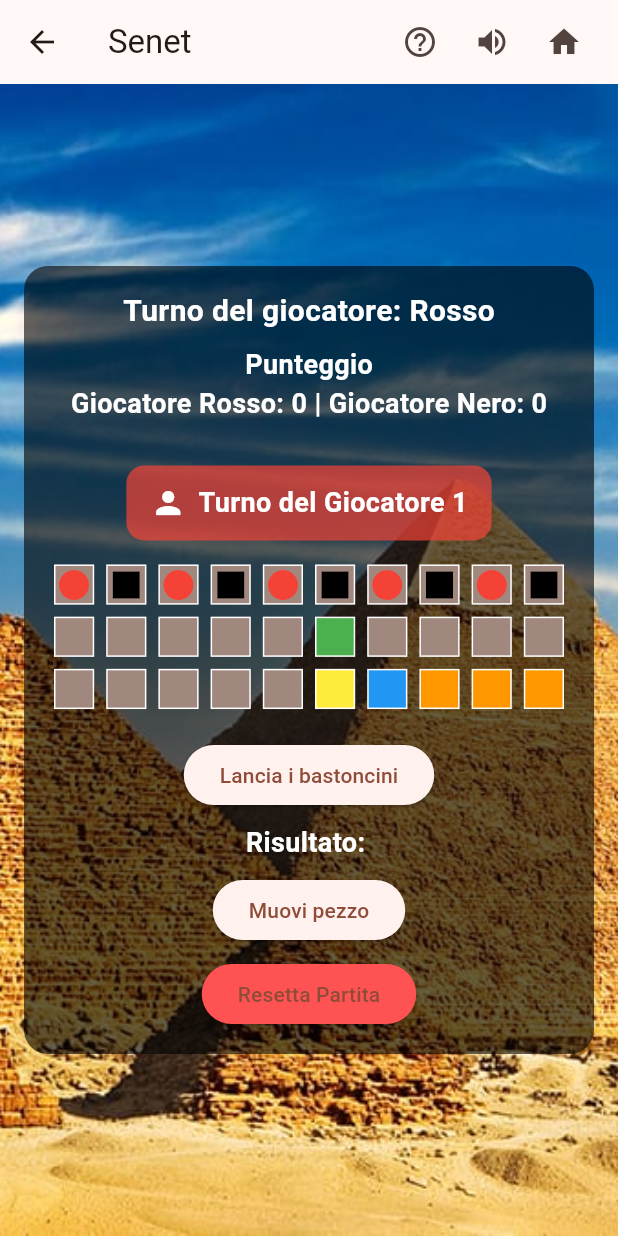
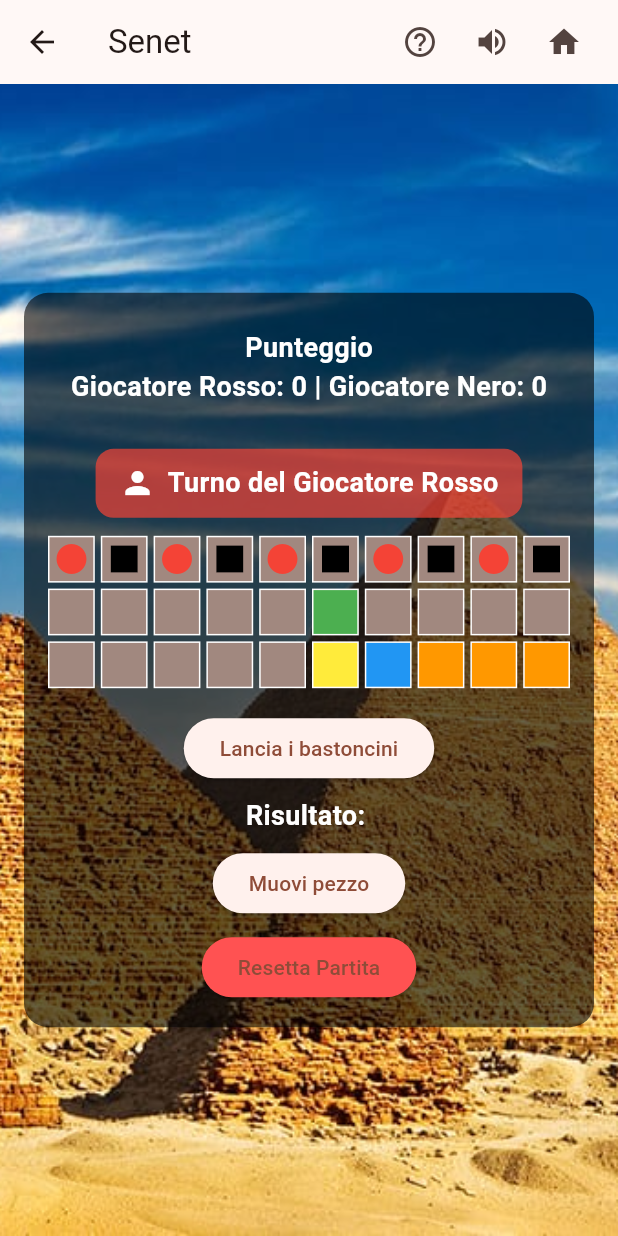
Before and after one commit to BlackWolf00/Senet-Game, a Flutter app: the screen it shows once a user with an empty profile is signed in, after a tap on an icon or button, on a phone screen of 412 x 824 dp. Run offline on Flutter 3.47's test engine with Material 3 defaults, Android fonts, the phone set to English and light mode, and no system bars; our stand-ins replace audioplayers, cloud_firestore, firebase_auth, firebase_core, share_plus, shared_preferences and 1 more; accounts and stored records are empty.

Commit message:
Improve layout

```diff
--- a/lib/screens/game_screen.dart
+++ b/lib/screens/game_screen.dart
@@ -223,14 +223,14 @@ class _GameScreenState extends State<GameScreen> {
   Widget build(BuildContext context) {
     return Scaffold(
       appBar: AppBar(
-        title: Text('Senet'),
+        title: const Text('Senet'),
         actions: [
           Padding(
             padding: const EdgeInsets.only(right: 12.0),
             child: Row(
               children: [
                 IconButton(
-                  icon: Icon(Icons.help_outline),
+                  icon: const Icon(Icons.help_outline),
                   tooltip: 'Regole del gioco',
                   onPressed: () {
                     showDialog(
@@ -245,7 +245,7 @@ class _GameScreenState extends State<GameScreen> {
                   onPressed: _toggleMute,
                 ),
                 IconButton(
-                  icon: Icon(Icons.home),
+                  icon: const Icon(Icons.home),
                   tooltip: 'Torna al menu principale',
                   onPressed: () => Navigator.pop(context),
                 ),
@@ -254,9 +254,15 @@ class _GameScreenState extends State<GameScreen> {
           ),
         ],
       ),
-      body: SafeArea(
-        child: Container(
-          decoration: BoxDecoration(
+      body: LayoutBuilder(
+        builder: (context, constraints) {
+          final screenWidth = constraints.maxWidth;
+          final screenHeight = constraints.maxHeight;
+          final double maxContentWidth =
+              screenWidth > 700 ? 700 : screenWidth * 0.95;
+
+          return Container(
+            decoration: const BoxDecoration(
               image: DecorationImage(
                 image: AssetImage('images/sfondo.jpg'),
                 fit: BoxFit.cover,
@@ -264,15 +270,14 @@ class _GameScreenState extends State<GameScreen> {
             ),
             child: Center(
               child: SingleChildScrollView(
-              padding: EdgeInsets.all(16),
-              child: LayoutBuilder(
-                builder: (context, constraints) {
-                  double width =
-                      constraints.maxWidth < 600 ? constraints.maxWidth : 600;
-
-                  return Container(
-                    width: width,
-                    padding: EdgeInsets.all(16),
+                padding: const EdgeInsets.all(16),
+                child: ConstrainedBox(
+                  constraints: BoxConstraints(
+                    minWidth: 300,
+                    maxWidth: maxContentWidth,
+                  ),
+                  child: Container(
+                    padding: const EdgeInsets.all(16),
                     decoration: BoxDecoration(
                       color: Colors.black.withOpacity(0.6),
                       borderRadius: BorderRadius.circular(16),
@@ -280,16 +285,8 @@ class _GameScreenState extends State<GameScreen> {
                     child: Column(
                       mainAxisSize: MainAxisSize.min,
                       children: [
-                        Text(
-                          'Turno del giocatore: ${currentPlayer == 1 ? "Rosso" : "Nero"}',
-                          style: TextStyle(
-                            fontSize: 20,
-                            fontWeight: FontWeight.bold,
-                            color: Colors.white,
-                          ),
-                        ),
-                        SizedBox(height: 8),
-                        Text(
+                        const SizedBox(height: 8),
+                        const Text(
                           "Punteggio",
                           style: TextStyle(
                             fontSize: 18,
@@ -299,24 +296,28 @@ class _GameScreenState extends State<GameScreen> {
                         ),
                         Text(
                           "Giocatore Rosso: $player1Score | Giocatore Nero: $player2Score",
-                          style: TextStyle(
+                          style: const TextStyle(
                             fontSize: 18,
                             fontWeight: FontWeight.bold,
                             color: Colors.white,
                           ),
                         ),
-                        SizedBox(height: 16),
+                        const SizedBox(height: 16),
+
+                        // Turno giocatore / IA
                         ValueListenableBuilder<bool>(
                           valueListenable: _pulse,
                           builder: (context, pulse, child) {
                             return AnimatedScale(
                               scale: pulse ? 1.1 : 1.0,
-                              duration: Duration(milliseconds: 250),
+                              duration: const Duration(milliseconds: 250),
                               onEnd: () => _pulse.value = false,
                               child: Container(
-                                margin: EdgeInsets.symmetric(vertical: 12),
-                                padding: EdgeInsets.symmetric(
+                                margin: const EdgeInsets.symmetric(
                                   vertical: 12,
+                                ),
+                                padding: const EdgeInsets.symmetric(
+                                  vertical: 10,
                                   horizontal: 16,
                                 ),
                                 decoration: BoxDecoration(
@@ -339,14 +340,14 @@ class _GameScreenState extends State<GameScreen> {
                                           : Icons.person_outline,
                                       color: Colors.white,
                                     ),
-                                    SizedBox(width: 8),
+                                    const SizedBox(width: 8),
                                     Text(
                                       widget.vsAI && currentPlayer == 2
                                           ? "Turno dell'IA"
                                           : currentPlayer == 1
-                                          ? "Turno del Giocatore 1"
-                                          : "Turno del Giocatore 2",
-                                      style: TextStyle(
+                                          ? "Turno del Giocatore Rosso"
+                                          : "Turno del Giocatore Nero",
+                                      style: const TextStyle(
                                         color: Colors.white,
                                         fontSize: 18,
                                         fontWeight: FontWeight.bold,
@@ -358,21 +359,33 @@ class _GameScreenState extends State<GameScreen> {
                             );
                           },
                         ),
-                        GridView.builder(
+
+                        // Griglia del gioco
+                        LayoutBuilder(
+                          builder: (context, gridConstraints) {
+                            final double gridTileSize =
+                                (maxContentWidth - 80) / 10;
+
+                            return GridView.builder(
                               shrinkWrap: true,
-                          physics: NeverScrollableScrollPhysics(),
+                              physics: const NeverScrollableScrollPhysics(),
                               gridDelegate:
                                   SliverGridDelegateWithFixedCrossAxisCount(
                                     crossAxisCount: 10,
+                                    mainAxisSpacing: 4,
+                                    crossAxisSpacing: 4,
+                                    childAspectRatio: 1.0,
                                   ),
                               itemCount: 30,
                               itemBuilder: (context, index) {
                                 return GestureDetector(
                                   onTap:
-                                  () =>
-                                      selectPiece(index, board, currentPlayer),
+                                      () => selectPiece(
+                                        index,
+                                        board,
+                                        currentPlayer,
+                                      ),
                                   child: Container(
-                                margin: EdgeInsets.all(4),
                                     decoration: BoxDecoration(
                                       color: getTileColor(
                                         index,
@@ -381,54 +394,59 @@ class _GameScreenState extends State<GameScreen> {
                                       ),
                                       border: Border.all(color: Colors.white),
                                     ),
-                                child: Center(child: getPiece(board[index])),
+                                    child: Center(
+                                      child: getPiece(board[index]),
+                                    ),
                                   ),
                                 );
                               },
+                            );
+                          },
                         ),
-                        SizedBox(height: 16),
+
+                        const SizedBox(height: 16),
                         ElevatedButton(
                           onPressed:
                               (canRollDice &&
                                       !(widget.vsAI && currentPlayer == 2))
                                   ? rollDice
                                   : null,
-                          child: Text('Lancia i bastoncini'),
+                          child: const Text('Lancia i bastoncini'),
                         ),
-                        SizedBox(height: 8),
+                        const SizedBox(height: 8),
                         Text(
                           'Risultato: ${diceRoll ?? ""}',
-                          style: TextStyle(
+                          style: const TextStyle(
                             fontSize: 18,
                             fontWeight: FontWeight.bold,
                             color: Colors.white,
                           ),
                         ),
-                        SizedBox(height: 8),
+                        const SizedBox(height: 8),
                         ElevatedButton(
                           onPressed:
                               !(widget.vsAI && currentPlayer == 2)
                                   ? movePiece
                                   : null,
-                          child: Text('Muovi pezzo'),
+                          child: const Text('Muovi pezzo'),
                         ),
-                        SizedBox(height: 8),
+                        const SizedBox(height: 8),
                         ElevatedButton(
                           onPressed: resetGame,
                           style: ElevatedButton.styleFrom(
                             backgroundColor: Colors.redAccent,
                           ),
-                          child: Text("Resetta Partita"),
+                          child: const Text("Resetta Partita"),
                         ),
                       ],
-                    ),
-                  );
-                },
                     ),
                   ),
                 ),
               ),
             ),
           );
+        },
+      ),
+    );
   }
 }
```
Lines whose indentation alone changed are shown as unchanged.
